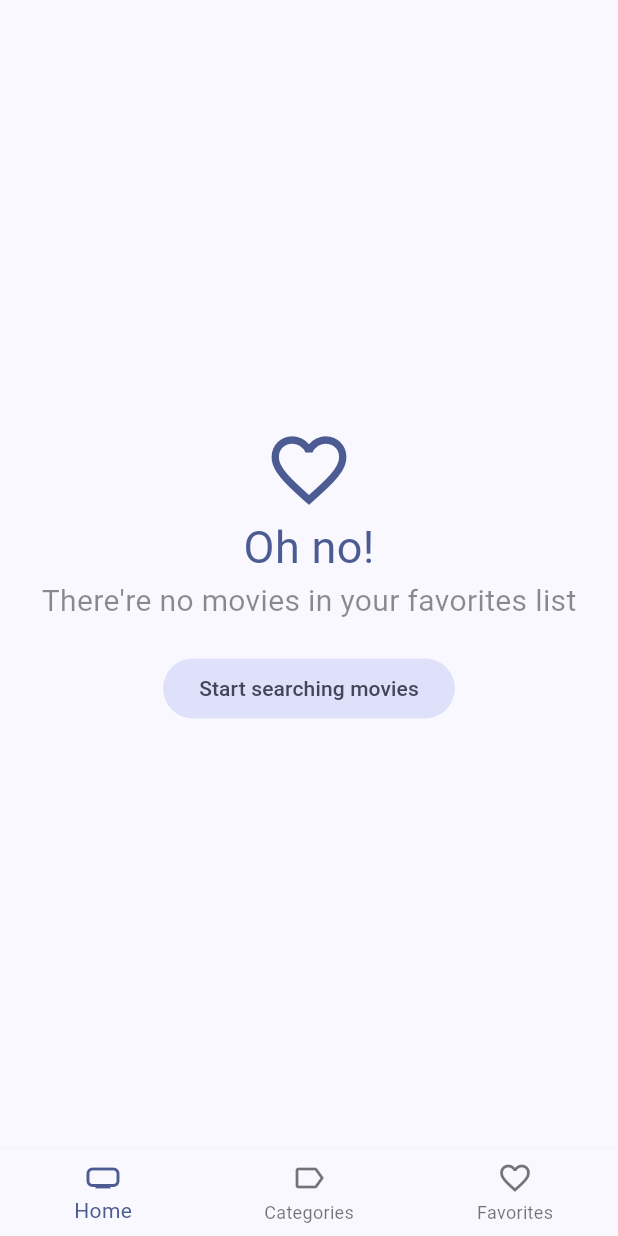
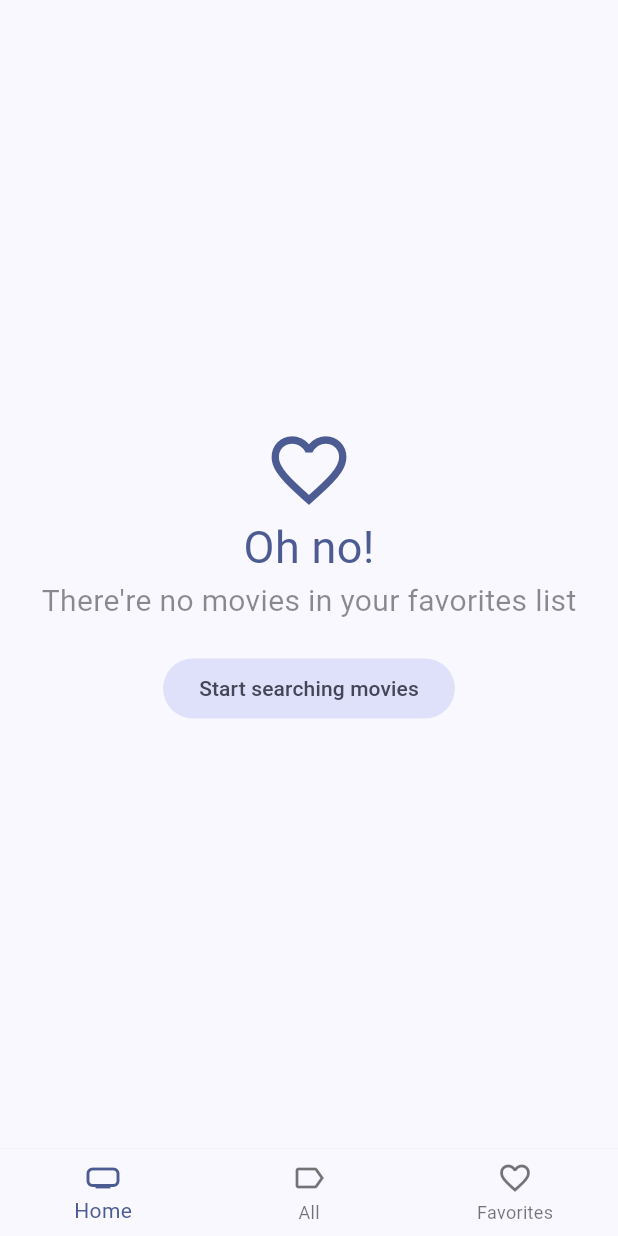
Before and after one commit to J-Pinos3/EjerciciosFlutter, a Flutter app: the screen it shows after launch, swiped to page 3, on a phone screen of 412 x 824 dp. Run offline on Flutter 3.47's test engine with Material 3 defaults, Android fonts, the phone set to English and light mode, and no system bars; our stand-ins replace animate_do, card_swiper, dio, flutter_dotenv, flutter_riverpod, go_router and 2 more; accounts and stored records are empty; generated files the repository leaves out were written again; network calls fail.

Commit message:
fix in cinemapedia 2

```diff
--- a/cinemapedia/lib/presentation/views/movies/popular_view.dart
+++ b/cinemapedia/lib/presentation/views/movies/popular_view.dart
@@ -1,7 +1,7 @@
 import 'package:flutter/material.dart';
 import 'package:flutter_riverpod/flutter_riverpod.dart';
 import '../../providers/providers.dart';
-import '../../widgets/widgets.dart';
+import '../../../presentation/widgets/movies/movie_masonry.dart';
 
 class PopularView extends ConsumerStatefulWidget {
   const PopularView({super.key});
--- a/cinemapedia/lib/presentation/widgets/shared/custom_bottom_navigationbar.dart
+++ b/cinemapedia/lib/presentation/widgets/shared/custom_bottom_navigationbar.dart
@@ -25,7 +25,7 @@ class CustomBottomNavigationBar extends StatelessWidget {
 
         BottomNavigationBarItem(
           icon: Icon(Icons.label_outline),
-          label: "Categories"
+          label: "All"
         ),
 
         BottomNavigationBarItem(
```
